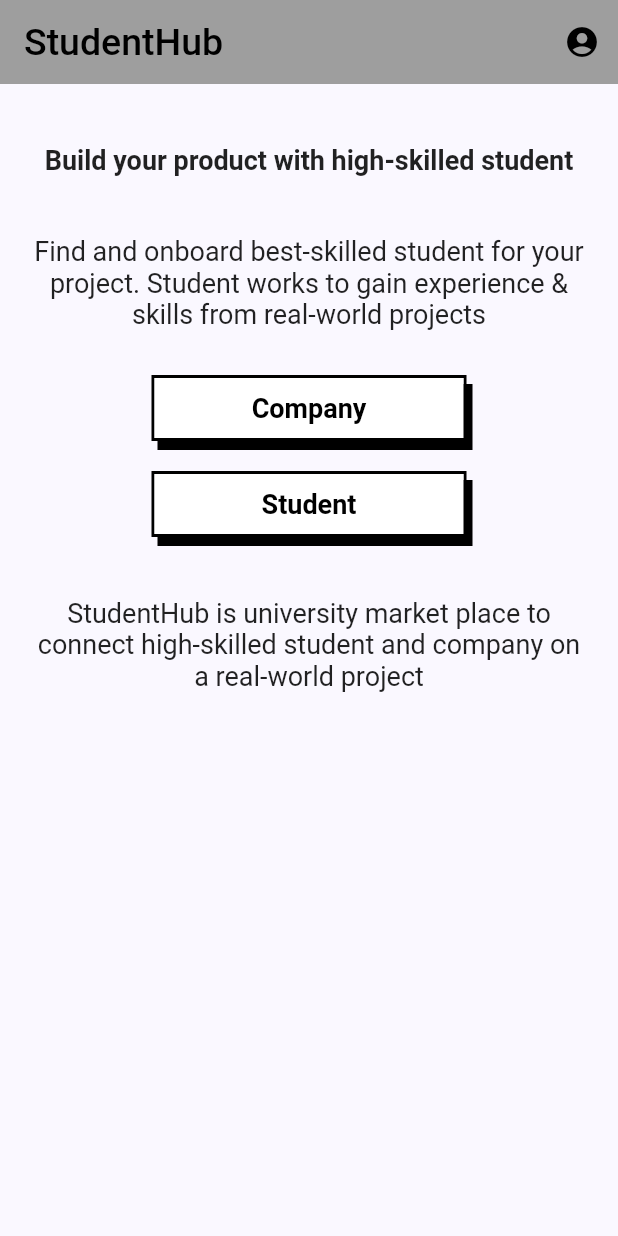
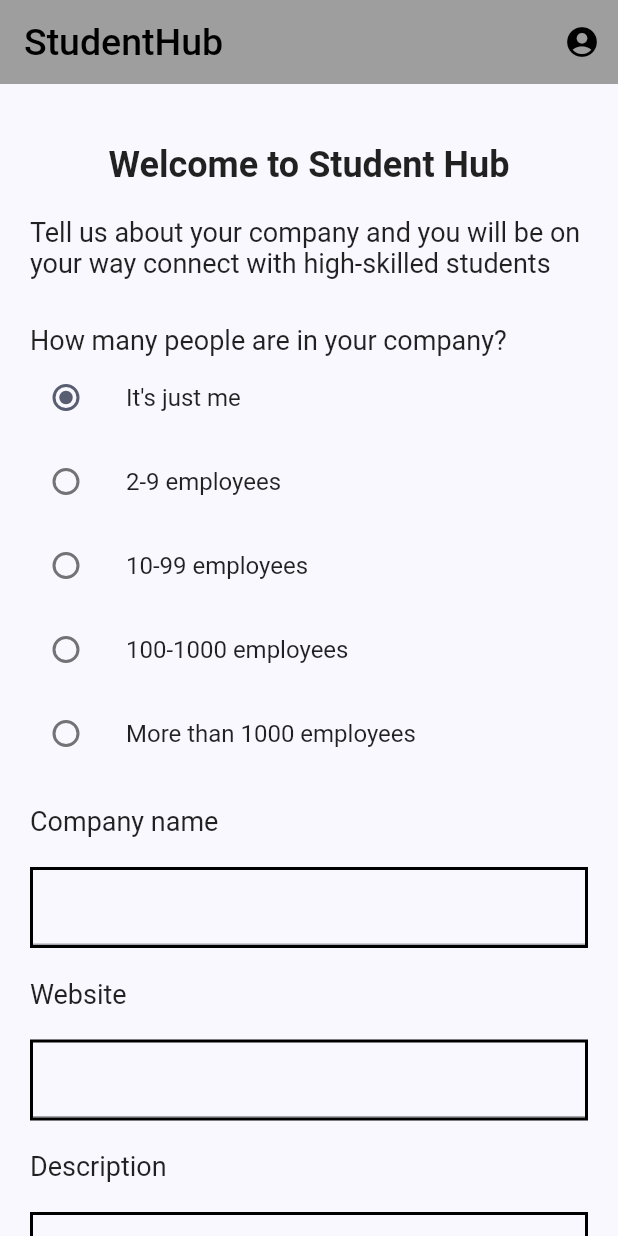
Before and after one commit to Nktoan2707/StudentHub, a Flutter app: the screen it shows after launch, on a phone screen of 412 x 824 dp. Run offline on Flutter 3.47's test engine with Material 2 defaults, Android fonts, the phone set to English and light mode, and no system bars; our stand-ins replace flutter_bloc; missing offline and left inert: dart:ffi.

Commit message:
Init UI Input Profile UI

```diff
--- a/student_hub/lib/app.dart
+++ b/student_hub/lib/app.dart
@@ -2,6 +2,7 @@ import 'package:flutter/material.dart';
 import 'package:student_hub/features/authentication/pages/home_page.dart';
 import 'package:student_hub/features/authentication/pages/login_page.dart';
 import 'package:student_hub/features/authentication/pages/sign_up_step_1_page.dart';
+import 'package:student_hub/features/profile/pages/profileInput_page.dart';
 import 'package:student_hub/router/app_router.dart';
 
 
@@ -38,7 +39,7 @@ class _AppViewState extends State<AppView> {
       ),
       // initialRoute: HomePage.pageId,
       // onGenerateRoute: _appRouter.onGenerateRoute,
-      home: const HomePage(),
+      home: const ProfileInputPage(),
     );
   }
 
--- /dev/null
+++ b/student_hub/lib/features/profile/pages/profileInput_page.dart
@@ -0,0 +1,185 @@
+// ignore_for_file: public_member_api_docs, sort_constructors_first
+import 'dart:ffi';
+
+import 'package:flutter/material.dart';
+
+import 'package:student_hub/widgets/components/ui_extension.dart';
+
+enum EmployeeQuantityType { onlyMe, small, medium, large, xlarge }
+
+class ProfileInputPage extends StatefulWidget {
+  static const String pageId = "/ProfileInput";
+
+  const ProfileInputPage({super.key});
+
+  @override
+  State<ProfileInputPage> createState() => _HomePageState();
+}
+
+class _HomePageState extends State<ProfileInputPage> {
+  EmployeeQuantityType? _employeeQuantityType = EmployeeQuantityType.onlyMe;
+
+  TextEditingController companyTextController = TextEditingController();
+  TextEditingController websiteTextController = TextEditingController();
+  TextEditingController descriptionTextController = TextEditingController();
+  @override
+  Widget build(BuildContext context) {
+    return Scaffold(
+      appBar: const TopNavigationBar(),
+      body: GestureDetector(
+        onTap: () {
+          FocusScopeNode currentFocus = FocusScope.of(context);
+          if (!currentFocus.hasPrimaryFocus) {
+            currentFocus.unfocus();
+          }
+        },
+        child: SingleChildScrollView(
+          padding: const EdgeInsets.symmetric(horizontal: 20),
+          child: Column(
+            mainAxisAlignment: MainAxisAlignment.start,
+            crossAxisAlignment: CrossAxisAlignment.start,
+            children: [
+              const SizedBox(
+                height: 40,
+              ),
+              const HeaderText(title: 'Welcome to Student Hub'),
+              const SizedBox(
+                height: 20,
+              ),
+              const PrimaryText(
+                  title:
+                      'Tell us about your company and you will be on your way connect with high-skilled students'),
+              const SizedBox(height: 30),
+              const PrimaryText(
+                title: 'How many people are in your company?',
+              ),
+              getEmployeeTypeRadioList(),
+              const SizedBox(
+                height: 20,
+              ),
+              const PrimaryText(
+                title: 'Company name',
+              ),
+              const SizedBox(
+                height: 20,
+              ),
+              TextFieldBox(
+                  heightBox: 50, textController: companyTextController),
+              const SizedBox(
+                height: 20,
+              ),
+              const PrimaryText(
+                title: 'Website',
+              ),
+              const SizedBox(
+                height: 20,
+              ),
+              TextFieldBox(
+                  heightBox: 50, textController: websiteTextController),
+              const SizedBox(
+                height: 20,
+              ),
+              const PrimaryText(
+                title: 'Description',
+              ),
+              const SizedBox(
+                height: 20,
+              ),
+              TextFieldBox(
+                  heightBox: 140, textController: descriptionTextController),
+              const SizedBox(
+                height: 20,
+              ),
+              Row(
+                mainAxisAlignment: MainAxisAlignment.end,
+                crossAxisAlignment: CrossAxisAlignment.end,
+                children: [
+                  InkCustomButton(
+                      title: 'Continue', onTap: continueButtonDidTap),
+                ],
+              ),
+              const SizedBox(
+                height: 50,
+              ),
+            ],
+          ),
+        ),
+      ),
+    );
+  }
+
+  void continueButtonDidTap() {
+  }
+
+  Column getEmployeeTypeRadioList() {
+    return Column(
+      children: [
+        ListTile(
+          contentPadding: EdgeInsets.zero,
+          title: const Text('It\'s just me'),
+          leading: Radio<EmployeeQuantityType>(
+            value: EmployeeQuantityType.onlyMe,
+            groupValue: _employeeQuantityType,
+            onChanged: (EmployeeQuantityType? value) {
+              setState(() {
+                _employeeQuantityType = value;
+              });
+            },
+          ),
+        ),
+        ListTile(
+          contentPadding: EdgeInsets.zero,
+          title: const Text('2-9 employees'),
+          leading: Radio<EmployeeQuantityType>(
+            value: EmployeeQuantityType.small,
+            groupValue: _employeeQuantityType,
+            onChanged: (EmployeeQuantityType? value) {
+              setState(() {
+                _employeeQuantityType = value;
+              });
+            },
+          ),
+        ),
+        ListTile(
+          contentPadding: EdgeInsets.zero,
+          title: const Text('10-99 employees'),
+          leading: Radio<EmployeeQuantityType>(
+            value: EmployeeQuantityType.medium,
+            groupValue: _employeeQuantityType,
+            onChanged: (EmployeeQuantityType? value) {
+              setState(() {
+                _employeeQuantityType = value;
+              });
+            },
+          ),
+        ),
+        ListTile(
+          contentPadding: EdgeInsets.zero,
+          title: const Text('100-1000 employees'),
+          leading: Radio<EmployeeQuantityType>(
+            value: EmployeeQuantityType.large,
+            groupValue: _employeeQuantityType,
+            onChanged: (EmployeeQuantityType? value) {
+              setState(() {
+                _employeeQuantityType = value;
+              });
+            },
+          ),
+        ),
+        ListTile(
+          contentPadding: EdgeInsets.zero,
+          title: const Text('More than 1000 employees'),
+          leading: Radio<EmployeeQuantityType>(
+            value: EmployeeQuantityType.xlarge,
+            groupValue: _employeeQuantityType,
+            onChanged: (EmployeeQuantityType? value) {
+              setState(() {
+                _employeeQuantityType = value;
+              });
+            },
+          ),
+        ),
+      ],
+    );
+  }
+}
```
